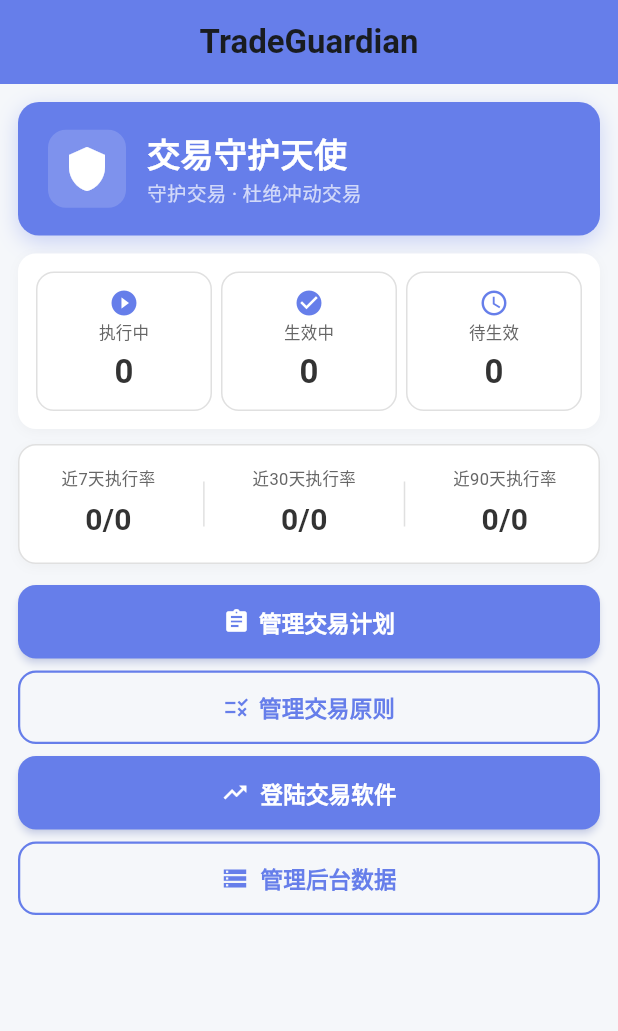
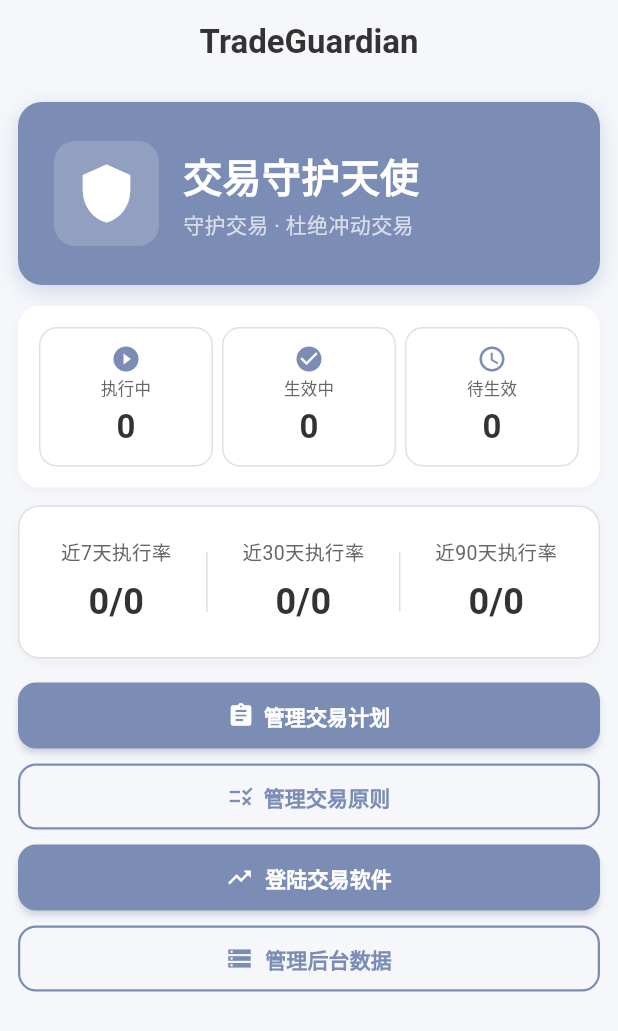
Before and after one commit to 17707587689/trade_guardian, a Flutter app: the HomePage screen opened directly, on a phone screen of 412 x 824 dp. Shown: the top 1031 px of the screen. Run offline on Flutter 3.47's test engine with Material 3 defaults, Android fonts, the phone set to English and light mode, and no system bars; our stand-ins replace file_picker, share_plus, sqflite; accounts and stored records are empty.

Commit message:
调整首页展示

```diff
--- a/lib/pages/data_manage_page.dart
+++ b/lib/pages/data_manage_page.dart
@@ -35,9 +35,17 @@
         ),
       );
 
-      await DataExportService.shareExportFile(
+      final filePath = await DataExportService.saveExportFile(
         tradePlans: plans,
         tradingRules: rules,
+      );
+
+      if (!mounted) return;
+      ScaffoldMessenger.of(context).showSnackBar(
+        SnackBar(
+          content: Text('数据已保存到: $filePath'),
+          duration: const Duration(seconds: 3),
+        ),
       );
     } catch (e) {
       if (!mounted) return;
--- a/lib/pages/home_page.dart
+++ b/lib/pages/home_page.dart
@@ -91,7 +91,7 @@
                   : status == TradePlanStatus.effective
                   ? Icons.check_circle
                   : Icons.schedule,
-              color: const Color(0xFF667eea),
+              color: const Color(0xFF7C8DB5),
               size: 20,
             ),
             const SizedBox(height: 2),
@@ -120,10 +120,10 @@
     AsyncSnapshot<ExecutionStatistic> quarter,
   ) {
     return Container(
-      padding: const EdgeInsets.symmetric(vertical: 14, horizontal: 12),
+      padding: const EdgeInsets.symmetric(vertical: 20, horizontal: 16),
       decoration: BoxDecoration(
         color: Colors.white,
-        borderRadius: BorderRadius.circular(12),
+        borderRadius: BorderRadius.circular(14),
         border: Border.all(color: const Color(0xFFE0E0E0), width: 1),
         boxShadow: [
           BoxShadow(
@@ -138,9 +138,9 @@
         crossAxisAlignment: CrossAxisAlignment.center,
         children: [
           _buildStatisticItem('近7天执行率', _formatSuccessRate(week.data)),
-          Container(width: 1, height: 30, color: const Color(0xFFE0E0E0)),
+          Container(width: 1, height: 40, color: const Color(0xFFE0E0E0)),
           _buildStatisticItem('近30天执行率', _formatSuccessRate(month.data)),
-          Container(width: 1, height: 30, color: const Color(0xFFE0E0E0)),
+          Container(width: 1, height: 40, color: const Color(0xFFE0E0E0)),
           _buildStatisticItem('近90天执行率', _formatSuccessRate(quarter.data)),
         ],
       ),
@@ -152,13 +152,13 @@
       children: [
         Text(
           title,
-          style: const TextStyle(color: Color(0xFF666666), fontSize: 11),
+          style: const TextStyle(color: Color(0xFF666666), fontSize: 13),
         ),
-        const SizedBox(height: 4),
+        const SizedBox(height: 6),
         Text(
           value,
           style: const TextStyle(
-            fontSize: 20,
+            fontSize: 24,
             fontWeight: FontWeight.bold,
             color: Color(0xFF333333),
           ),
@@ -242,8 +242,9 @@
           style: TextStyle(fontWeight: FontWeight.bold),
         ),
         centerTitle: true,
-        backgroundColor: const Color(0xFF667eea),
+        backgroundColor: Colors.transparent,
         elevation: 0,
+        foregroundColor: const Color(0xFF333333),
       ),
       body: FutureBuilder<List<TradePlan>>(
         future: _plansFuture,
@@ -266,18 +267,18 @@
             child: Column(
               crossAxisAlignment: CrossAxisAlignment.stretch,
               children: [
-                // 顶部横幅（与管理交易计划按钮同色）
+                // 顶部横幅
                 Container(
                   padding: const EdgeInsets.symmetric(
-                    vertical: 18,
-                    horizontal: 20,
+                    vertical: 26,
+                    horizontal: 24,
                   ),
                   decoration: BoxDecoration(
-                    borderRadius: BorderRadius.circular(14),
-                    color: const Color(0xFF667eea),
+                    borderRadius: BorderRadius.circular(16),
+                    color: const Color(0xFF7C8DB5),
                     boxShadow: [
                       BoxShadow(
-                        color: const Color(0xFF667eea).withAlpha(80),
+                        color: const Color(0xFF7C8DB5).withAlpha(80),
                         blurRadius: 12,
                         offset: const Offset(0, 4),
                       ),
@@ -286,18 +287,18 @@
                   child: Row(
                     children: [
                       Container(
-                        padding: const EdgeInsets.all(10),
+                        padding: const EdgeInsets.all(14),
                         decoration: BoxDecoration(
                           color: Colors.white.withAlpha(40),
-                          borderRadius: BorderRadius.circular(12),
+                          borderRadius: BorderRadius.circular(14),
                         ),
                         child: const Icon(
                           Icons.shield,
-                          size: 32,
+                          size: 42,
                           color: Colors.white,
                         ),
                       ),
-                      const SizedBox(width: 14),
+                      const SizedBox(width: 16),
                       const Expanded(
                         child: Column(
                           crossAxisAlignment: CrossAxisAlignment.start,
@@ -305,17 +306,17 @@
                             Text(
                               '交易守护天使',
                               style: TextStyle(
-                                fontSize: 22,
+                                fontSize: 26,
                                 fontWeight: FontWeight.bold,
                                 color: Colors.white,
                               ),
                             ),
-                            SizedBox(height: 2),
+                            SizedBox(height: 4),
                             Text(
                               '守护交易 · 杜绝冲动交易',
                               style: TextStyle(
                                 color: Colors.white70,
-                                fontSize: 13,
+                                fontSize: 14,
                               ),
                             ),
                           ],
@@ -325,14 +326,14 @@
                   ),
                 ),
 
-                const SizedBox(height: 12),
+                const SizedBox(height: 14),
 
-                // 状态统计卡片（执行中/生效中/待生效）
+                // 状态统计卡片
                 Container(
-                  padding: const EdgeInsets.all(12),
+                  padding: const EdgeInsets.all(14),
                   decoration: BoxDecoration(
                     color: Colors.white,
-                    borderRadius: BorderRadius.circular(12),
+                    borderRadius: BorderRadius.circular(14),
                     boxShadow: [
                       BoxShadow(
                         color: Colors.black.withAlpha(8),
@@ -388,9 +389,9 @@
                   ),
                 ),
 
-                const SizedBox(height: 10),
+                const SizedBox(height: 12),
 
-                // 执行统计卡片（近7/30/90天执行率 - 与状态卡片同底色）
+                // 执行统计卡片
                 FutureBuilder(
                   future: _weekStatistic,
                   builder: (context, weekSnapshot) {
@@ -414,17 +415,17 @@
 
                 const SizedBox(height: 14),
 
-                // 管理交易计划按钮
+                // 管理交易计划按钮（缩小版）
                 SizedBox(
                   width: double.infinity,
                   child: ElevatedButton(
                     onPressed: _openAllPlanManage,
                     style: ElevatedButton.styleFrom(
-                      padding: const EdgeInsets.symmetric(vertical: 14),
-                      backgroundColor: const Color(0xFF667eea),
+                      padding: const EdgeInsets.symmetric(vertical: 12),
+                      backgroundColor: const Color(0xFF7C8DB5),
                       foregroundColor: Colors.white,
                       elevation: 2,
-                      shadowColor: const Color(0xFF667eea).withAlpha(100),
+                      shadowColor: const Color(0xFF7C8DB5).withAlpha(100),
                       shape: RoundedRectangleBorder(
                         borderRadius: BorderRadius.circular(12),
                       ),
@@ -437,7 +438,7 @@
                         Text(
                           "管理交易计划",
                           style: TextStyle(
-                            fontSize: 15,
+                            fontSize: 14,
                             fontWeight: FontWeight.w600,
                           ),
                         ),
@@ -446,9 +447,9 @@
                   ),
                 ),
 
-                const SizedBox(height: 8),
+                const SizedBox(height: 6),
 
-                // 管理交易原则按钮
+                // 管理交易原则按钮（缩小版）
                 SizedBox(
                   width: double.infinity,
                   child: OutlinedButton(
@@ -461,10 +462,10 @@
                       );
                     },
                     style: OutlinedButton.styleFrom(
-                      padding: const EdgeInsets.symmetric(vertical: 14),
-                      foregroundColor: const Color(0xFF667eea),
+                      padding: const EdgeInsets.symmetric(vertical: 12),
+                      foregroundColor: const Color(0xFF7C8DB5),
                       side: const BorderSide(
-                        color: Color(0xFF667eea),
+                        color: Color(0xFF7C8DB5),
                         width: 1.5,
                       ),
                       shape: RoundedRectangleBorder(
@@ -479,7 +480,7 @@
                         Text(
                           "管理交易原则",
                           style: TextStyle(
-                            fontSize: 15,
+                            fontSize: 14,
                             fontWeight: FontWeight.w600,
                           ),
                         ),
@@ -488,18 +489,18 @@
                   ),
                 ),
 
-                const SizedBox(height: 8),
+                const SizedBox(height: 6),
 
-                // 登陆交易软件按钮
+                // 登陆交易软件按钮（缩小版）
                 SizedBox(
                   width: double.infinity,
                   child: ElevatedButton.icon(
                     style: ElevatedButton.styleFrom(
-                      padding: const EdgeInsets.symmetric(vertical: 14),
-                      backgroundColor: const Color(0xFF667eea),
+                      padding: const EdgeInsets.symmetric(vertical: 12),
+                      backgroundColor: const Color(0xFF7C8DB5),
                       foregroundColor: Colors.white,
                       elevation: 2,
-                      shadowColor: const Color(0xFF667eea).withAlpha(100),
+                      shadowColor: const Color(0xFF7C8DB5).withAlpha(100),
                       shape: RoundedRectangleBorder(
                         borderRadius: BorderRadius.circular(12),
                       ),
@@ -509,16 +510,16 @@
                     label: const Text(
                       "登陆交易软件",
                       style: TextStyle(
-                        fontSize: 15,
+                        fontSize: 14,
                         fontWeight: FontWeight.w600,
                       ),
                     ),
                   ),
                 ),
 
-                const SizedBox(height: 8),
+                const SizedBox(height: 6),
 
-                // 管理后台数据按钮
+                // 管理后台数据按钮（缩小版）
                 SizedBox(
                   width: double.infinity,
                   child: OutlinedButton.icon(
@@ -531,10 +532,10 @@
                       );
                     },
                     style: OutlinedButton.styleFrom(
-                      padding: const EdgeInsets.symmetric(vertical: 14),
-                      foregroundColor: const Color(0xFF667eea),
+                      padding: const EdgeInsets.symmetric(vertical: 12),
+                      foregroundColor: const Color(0xFF7C8DB5),
                       side: const BorderSide(
-                        color: Color(0xFF667eea),
+                        color: Color(0xFF7C8DB5),
                         width: 1.5,
                       ),
                       shape: RoundedRectangleBorder(
@@ -545,7 +546,7 @@
                     label: const Text(
                       "管理后台数据",
                       style: TextStyle(
-                        fontSize: 15,
+                        fontSize: 14,
                         fontWeight: FontWeight.w600,
                       ),
                     ),
--- a/lib/services/data_export_service.dart
+++ b/lib/services/data_export_service.dart
@@ -2,13 +2,11 @@
 import 'dart:io';
 
 import 'package:path_provider/path_provider.dart';
-import 'package:share_plus/share_plus.dart';
 
 import '../models/trade_plan.dart';
 import '../models/trading_rule.dart';
 
 class DataExportService {
-  /// 导出数据为 JSON 字符串
   static Map<String, dynamic> buildExportData({
     required List<TradePlan> tradePlans,
     required List<TradingRule> tradingRules,
@@ -23,8 +21,8 @@
     };
   }
 
-  /// 保存 JSON 到文件并通过系统分享发送
-  static Future<void> shareExportFile({
+  /// 保存 JSON 文件到 Download 目录
+  static Future<String> saveExportFile({
     required List<TradePlan> tradePlans,
     required List<TradingRule> tradingRules,
   }) async {
@@ -34,17 +32,28 @@
     );
     final jsonString = const JsonEncoder.withIndent('  ').convert(data);
 
-    final dir = await getTemporaryDirectory();
     final timestamp = DateTime.now()
         .toIso8601String()
         .replaceAll(':', '-')
         .split('.')
         .first;
-    final file = File('${dir.path}/trade_guardian_backup_$timestamp.json');
+    final fileName = 'trade_guardian_backup_$timestamp.json';
+
+    // Android: 保存到公共 Download 目录
+    try {
+      final dir = Directory('/storage/emulated/0/Download');
+      if (await dir.exists()) {
+        final file = File('${dir.path}/$fileName');
+        await file.writeAsString(jsonString);
+        return file.path;
+      }
+    } catch (_) {}
+
+    // 降级：保存到应用文档目录
+    final dir = await getApplicationDocumentsDirectory();
+    final file = File('${dir.path}/$fileName');
     await file.writeAsString(jsonString);
 
-    await SharePlus.instance.share(
-      ShareParams(files: [XFile(file.path)], subject: 'TradeGuardian 数据备份'),
-    );
+    return file.path;
   }
 }
```
